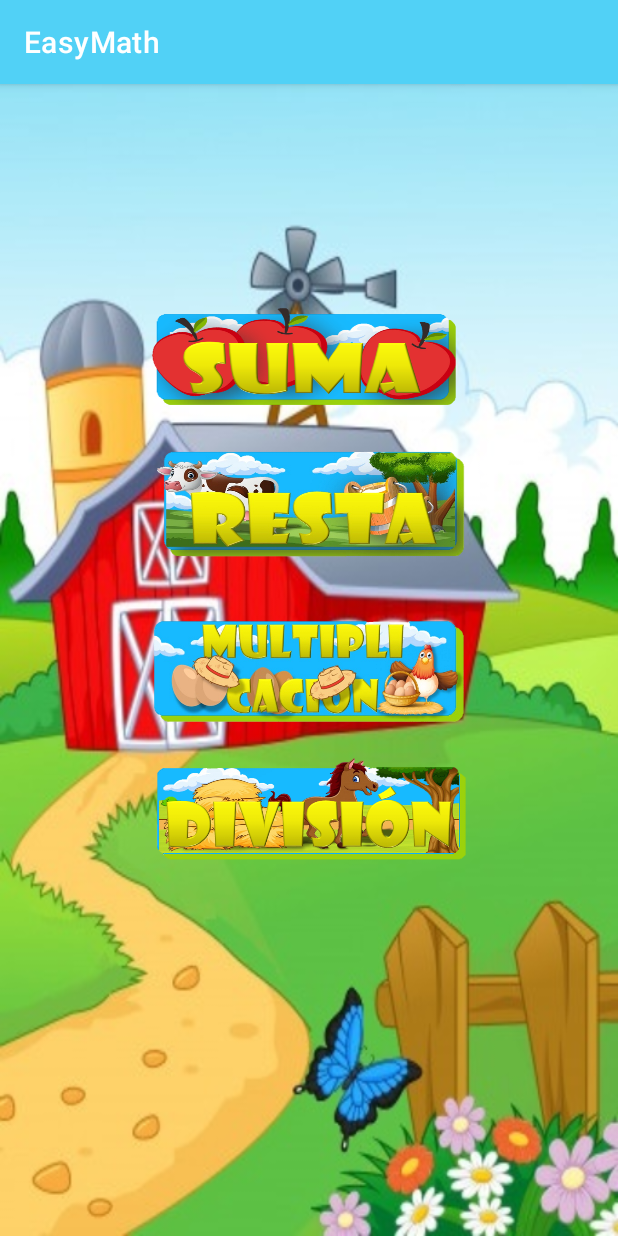
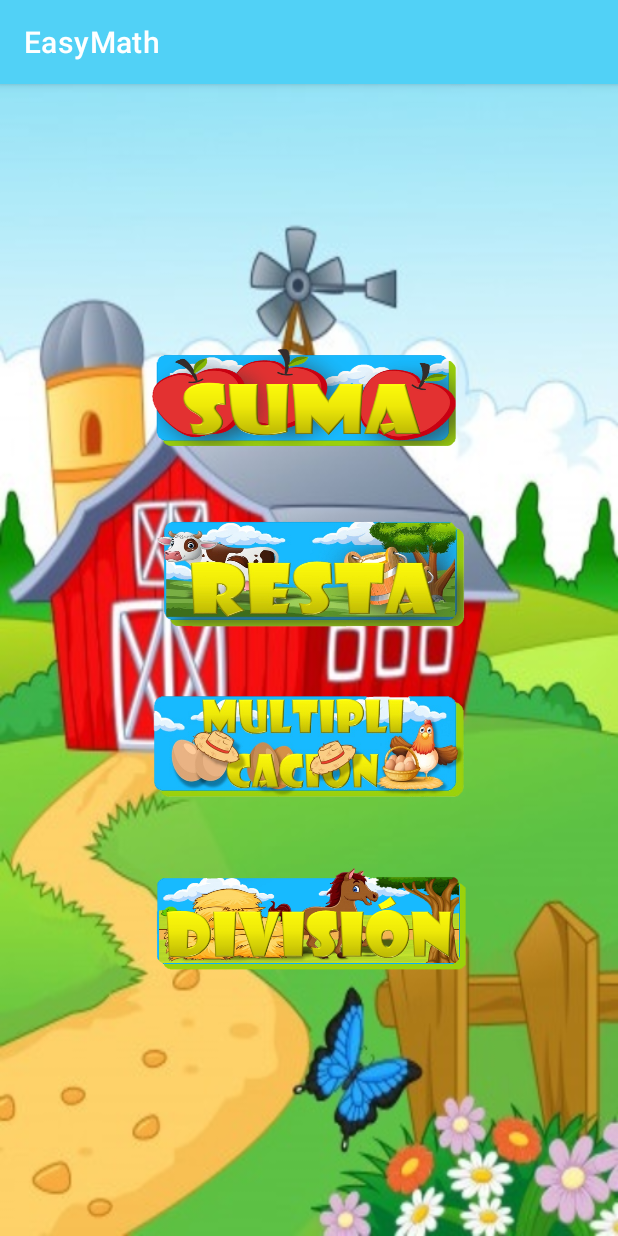
Before and after one commit to JessicaSantiagoQuijano/EasyMath, an Android app: the screen it shows after launch (MainActivity), on a phone screen of 412 x 824 dp. Run offline under Robolectric (Android 15) with nearby library versions, the phone set to English and light mode, and no system bars.

```diff
--- a/app/src/main/res/layout/activity_main.xml
+++ b/app/src/main/res/layout/activity_main.xml
@@ -8,48 +8,83 @@
     android:layout_height="match_parent"
     tools:context=".MainActivity">
 
+    <androidx.constraintlayout.widget.Guideline
+        android:id="@+id/guideline6"
+        android:layout_width="wrap_content"
+        android:layout_height="wrap_content"
+        android:orientation="horizontal"
+        app:layout_constraintGuide_percent="0.8" />
+
     <TextView
         android:id="@+id/btnSuma"
         android:layout_width="211dp"
         android:layout_height="71dp"
-        android:layout_marginTop="148dp"
         android:background="@drawable/btn_manzana"
         android:onClick="onClick"
+        app:layout_constraintBottom_toTopOf="@+id/guideline3"
         app:layout_constraintEnd_toEndOf="parent"
         app:layout_constraintStart_toStartOf="parent"
-        app:layout_constraintTop_toTopOf="parent" />
+        app:layout_constraintTop_toTopOf="@+id/guideline2" />
 
     <TextView
         android:id="@+id/btnResta"
         android:layout_width="211dp"
         android:layout_height="71dp"
-        android:layout_marginTop="244dp"
         android:background="@drawable/btn_balde"
-        android:onClick="onClick2"
+        android:onClick="onClick"
+        app:layout_constraintBottom_toTopOf="@+id/guideline5"
         app:layout_constraintEnd_toEndOf="parent"
         app:layout_constraintStart_toStartOf="parent"
-        app:layout_constraintTop_toTopOf="parent" />
+        app:layout_constraintTop_toTopOf="@+id/guideline3" />
 
     <TextView
         android:id="@+id/btnMult"
         android:layout_width="211dp"
         android:layout_height="71dp"
-        android:layout_marginTop="356dp"
         android:background="@drawable/btn_huevos"
-        android:onClick="onClick3"
+        android:onClick="onClick"
+        app:layout_constraintBottom_toTopOf="@+id/guideline4"
         app:layout_constraintEnd_toEndOf="parent"
         app:layout_constraintStart_toStartOf="parent"
-        app:layout_constraintTop_toTopOf="parent" />
+        app:layout_constraintTop_toTopOf="@+id/guideline5" />
 
     <TextView
         android:id="@+id/btnDiv"
         android:layout_width="211dp"
         android:layout_height="71dp"
-        android:layout_marginTop="448dp"
         android:background="@drawable/btn_caballo"
-        android:onClick="onClick4"
+        android:onClick="onClick"
+        app:layout_constraintBottom_toTopOf="@+id/guideline6"
         app:layout_constraintEnd_toEndOf="parent"
         app:layout_constraintStart_toStartOf="parent"
-        app:layout_constraintTop_toTopOf="parent" />
+        app:layout_constraintTop_toTopOf="@+id/guideline4" />
+
+    <androidx.constraintlayout.widget.Guideline
+        android:id="@+id/guideline2"
+        android:layout_width="wrap_content"
+        android:layout_height="wrap_content"
+        android:orientation="horizontal"
+        app:layout_constraintGuide_percent="0.2" />
+
+    <androidx.constraintlayout.widget.Guideline
+        android:id="@+id/guideline3"
+        android:layout_width="wrap_content"
+        android:layout_height="wrap_content"
+        android:orientation="horizontal"
+        app:layout_constraintGuide_percent="0.35" />
+
+    <androidx.constraintlayout.widget.Guideline
+        android:id="@+id/guideline4"
+        android:layout_width="wrap_content"
+        android:layout_height="wrap_content"
+        android:orientation="horizontal"
+        app:layout_constraintGuide_percent="0.65" />
+
+    <androidx.constraintlayout.widget.Guideline
+        android:id="@+id/guideline5"
+        android:layout_width="wrap_content"
+        android:layout_height="wrap_content"
+        android:orientation="horizontal"
+        app:layout_constraintGuide_percent="0.5" />
 
 </androidx.constraintlayout.widget.ConstraintLayout>
--- a/build.gradle
+++ b/build.gradle
@@ -5,7 +5,7 @@ buildscript {
         jcenter()
     }
     dependencies {
-        classpath "com.android.tools.build:gradle:4.1.2"
+        classpath 'com.android.tools.build:gradle:4.2.1'
 
         // NOTE: Do not place your application dependencies here; they belong
         // in the individual module build.gradle files
```
Also changed, not shown: app/src/main/java/mx/edu/unpa/JSQ_SQO/CustomAnimation.java (added, +71 -0 lines), app/src/main/java/mx/edu/unpa/JSQ_SQO/MainActivity.java (+8 -17 lines), app/src/main/res/anim/zoom_in.xml (added, +13 -0 lines), app/src/main/res/anim/zoom_out.xml (added, +15 -0 lines), gradle/wrapper/gradle-wrapper.properties.
